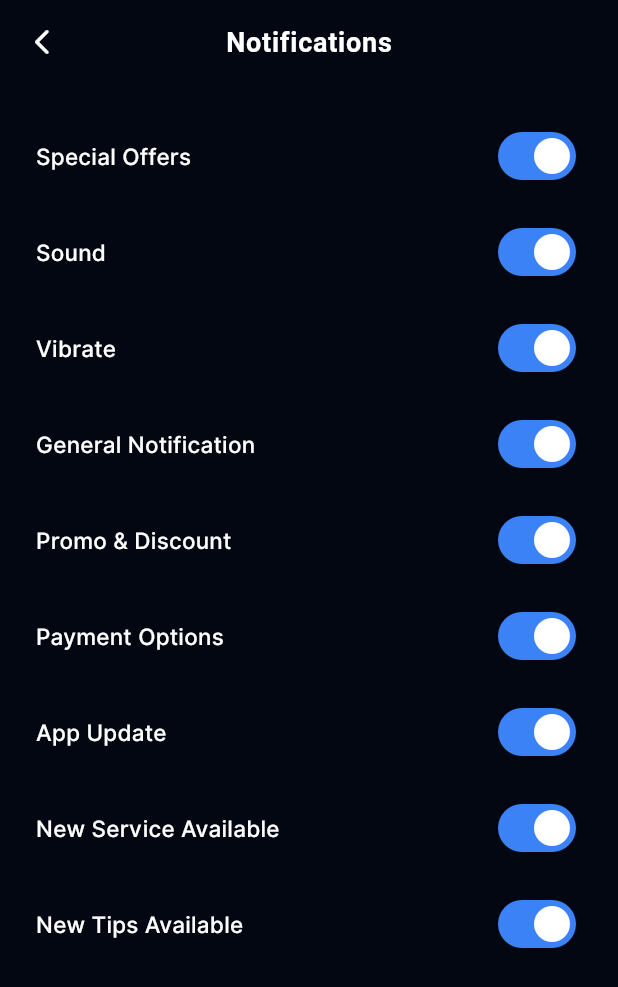
After one commit to PearlOrganisationApplications/vlmacademy, a Flutter app: the NotificationsScreen screen opened directly, after a tap on the "settings" icon, on a phone screen of 412 x 824 dp. The commit adds this screen. Shown: the top 987 px of the screen. Run offline on Flutter 3.47's test engine with Material 3 defaults, Android fonts, the phone set to English and light mode, and no system bars; our stand-ins replace flutter_screenutil, font_awesome_flutter, image_picker, persistent_bottom_nav_bar, shimmer, video_player; network calls fail.

Commit message:
update notification screen

```diff
--- a/lib/ui/shared/notifications_screen.dart
+++ b/lib/ui/shared/notifications_screen.dart
@@ -2,6 +2,7 @@ import 'package:flutter/material.dart';
 import '../../core/theme/app_colors.dart';
 import '../../core/theme/app_text_styles.dart';
 import '../../core/utils/formatters.dart';
+import '../student/notifications_settings_screen.dart';
 import '../widgets/glassmorphic_card.dart';
 import '../widgets/animated_button.dart';
 
@@ -58,20 +59,6 @@ class _NotificationsScreenState extends State<NotificationsScreen> {
     ),
   ];
 
-  void _markAllAsRead() {
-    setState(() {
-      for (var notification in _notifications) {
-        notification.isRead = true;
-      }
-    });
-  }
-
-  void _clearAll() {
-    setState(() {
-      _notifications.clear();
-    });
-  }
-
   @override
   Widget build(BuildContext context) {
     final unreadCount = _notifications.where((n) => !n.isRead).length;
@@ -81,26 +68,16 @@ class _NotificationsScreenState extends State<NotificationsScreen> {
         title: const Text('Notifications'),
         centerTitle: true,
         actions: [
-          if (_notifications.isNotEmpty)
-            PopupMenuButton<String>(
-              onSelected: (value) {
-                if (value == 'mark_read') {
-                  _markAllAsRead();
-                } else if (value == 'clear') {
-                  _clearAll();
-                }
-              },
-              itemBuilder: (context) => [
-                const PopupMenuItem(
-                  value: 'mark_read',
-                  child: Text('Mark all as read'),
-                ),
-                const PopupMenuItem(
-                  value: 'clear',
-                  child: Text('Clear all'),
-                ),
-              ],
-            ),
+          IconButton(
+            icon: const Icon(Icons.settings_outlined, color: Colors.white70),
+            onPressed: () {
+              Navigator.push(
+                context,
+                MaterialPageRoute(
+                    builder: (context) => const NotificationsSettingsScreen()),
+              );
+            },
+          ),
         ],
       ),
       body: _notifications.isEmpty
@@ -133,21 +110,19 @@ class _NotificationsScreenState extends State<NotificationsScreen> {
           : Column(
               children: [
                 if (unreadCount > 0)
-                  Container(
-                    padding: const EdgeInsets.all(16),
-                    color: AppColors.primary.withOpacity(0.1),
+                  Padding(
+                    padding: const EdgeInsets.symmetric(
+                        horizontal: 24, vertical: 12),
                     child: Row(
                       children: [
-                        Icon(
-                          Icons.circle,
-                          size: 12,
-                          color: AppColors.primary,
-                        ),
+                        const Icon(Icons.circle,
+                            size: 8, color: AppColors.primary),
                         const SizedBox(width: 8),
                         Text(
-                          '$unreadCount unread notification${unreadCount > 1 ? 's' : ''}',
+                          '$unreadCount unread notifications',
                           style: AppTextStyles.labelMedium.copyWith(
                             color: AppColors.primary,
+                            fontWeight: FontWeight.w600,
                           ),
                         ),
                       ],
--- /dev/null
+++ b/lib/ui/student/notifications_settings_screen.dart
@@ -0,0 +1,87 @@
+import 'package:flutter/material.dart';
+
+class NotificationsSettingsScreen extends StatefulWidget {
+  const NotificationsSettingsScreen({super.key});
+
+  @override
+  State<NotificationsSettingsScreen> createState() =>
+      _NotificationsSettingsScreenState();
+}
+
+class _NotificationsSettingsScreenState
+    extends State<NotificationsSettingsScreen> {
+  final Map<String, bool> _settings = {
+    'Special Offers': true,
+    'Sound': true,
+    'Vibrate': true,
+    'General Notification': true,
+    'Promo & Discount': true,
+    'Payment Options': true,
+    'App Update': true,
+    'New Service Available': true,
+    'New Tips Available': true,
+  };
+
+  static const Color bgColor = Color(0xFF030712);
+  static const Color accentBlue = Color(0xFF3B82F6);
+
+  @override
+  Widget build(BuildContext context) {
+    return Scaffold(
+      backgroundColor: bgColor,
+      appBar: AppBar(
+        backgroundColor: bgColor,
+        elevation: 0,
+        leading: IconButton(
+          icon: const Icon(Icons.arrow_back_ios_new_rounded,
+              color: Colors.white, size: 20),
+          onPressed: () => Navigator.pop(context),
+        ),
+        title: const Text(
+          'Notifications',
+          style: TextStyle(
+            color: Colors.white,
+            fontSize: 18,
+            fontWeight: FontWeight.w600,
+            letterSpacing: 0.5,
+          ),
+        ),
+      ),
+      body: ListView(
+        padding: const EdgeInsets.symmetric(horizontal: 24, vertical: 16),
+        children: _settings.keys.map((key) => _buildToggleItem(key)).toList(),
+      ),
+    );
+  }
+
+  Widget _buildToggleItem(String title) {
+    return Padding(
+      padding: const EdgeInsets.symmetric(vertical: 8),
+      child: Row(
+        mainAxisAlignment: MainAxisAlignment.spaceBetween,
+        children: [
+          Text(
+            title,
+            style: const TextStyle(
+              color: Colors.white,
+              fontSize: 15,
+              fontWeight: FontWeight.w500,
+            ),
+          ),
+          Switch.adaptive(
+            value: _settings[title]!,
+            activeColor: Colors.white,
+            activeTrackColor: accentBlue,
+            inactiveThumbColor: Colors.white70,
+            inactiveTrackColor: Colors.white12,
+            onChanged: (value) {
+              setState(() {
+                _settings[title] = value;
+              });
+            },
+          ),
+        ],
+      ),
+    );
+  }
+}
```
Also changed, not shown: lib/ui/student/home_screen.dart (+14 -5 lines), lib/ui/student/profile_screen.dart (+8 -1 lines).
